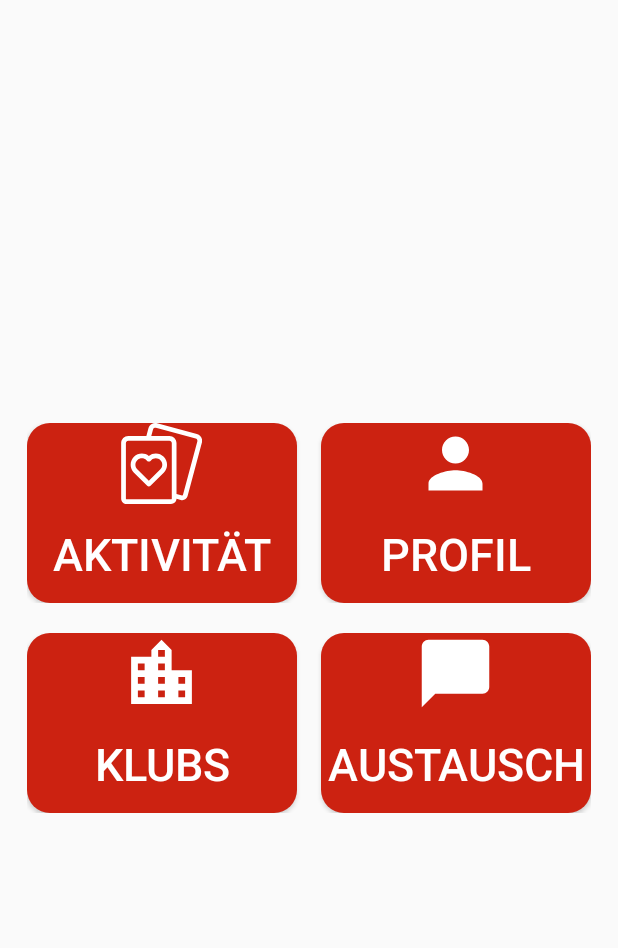
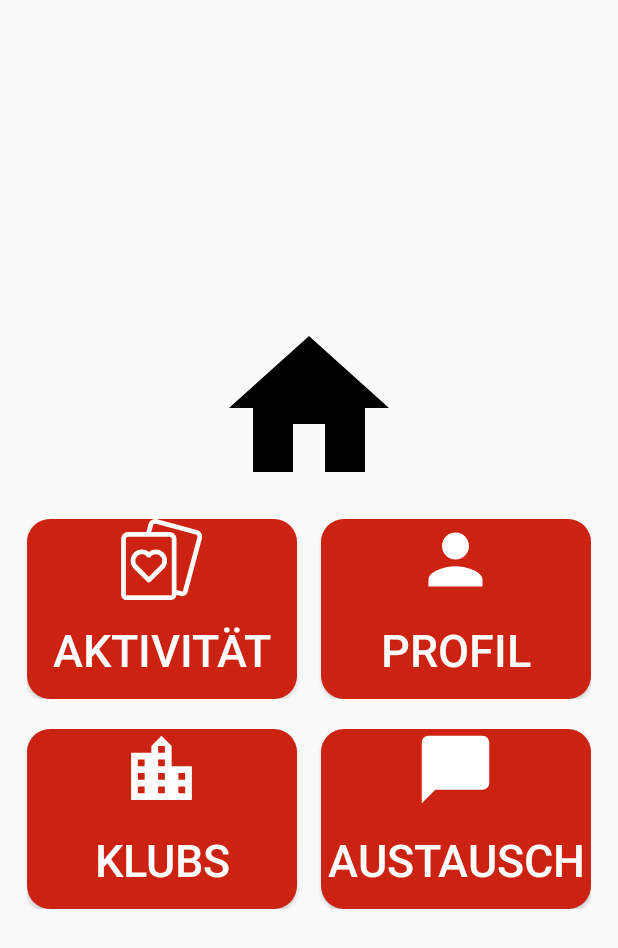
Before and after one commit to dfilipovic-tgm/UI_SeniorenApp, an Android app: the Homescreen screen opened directly, with no data from a screen before it, on a phone screen of 412 x 824 dp. Shown: the top 948 px of the screen. Run offline under Robolectric (Android 15) with nearby library versions, the phone set to English and light mode, and no system bars.

Commit message:
Für 26.02.2020 fertig

```diff
--- a/app/src/main/java/com/example/ui_seniorenapp/MainActivity.java
+++ b/app/src/main/java/com/example/ui_seniorenapp/MainActivity.java
@@ -9,6 +9,6 @@
     @Override
     protected void onCreate(Bundle savedInstanceState) {
         super.onCreate(savedInstanceState);
-        setContentView(R.layout.activity_aktivitaet);
+        setContentView(R.layout.activity_homescreen);
     }
 }
--- a/app/src/main/res/layout/activity_homescreen.xml
+++ b/app/src/main/res/layout/activity_homescreen.xml
@@ -18,7 +18,20 @@
         app:layout_constraintStart_toStartOf="parent"
         app:layout_constraintTop_toTopOf="parent">
 
+        <ImageView
+            android:id="@+id/imageView"
+            android:layout_width="128dp"
+            android:layout_height="128dp"
+            android:layout_marginBottom="0dp"
+            app:layout_constraintBottom_toTopOf="@+id/linearLayout"
+            app:layout_constraintEnd_toEndOf="parent"
+            app:layout_constraintStart_toStartOf="parent"
+            app:layout_constraintTop_toTopOf="parent"
+            app:layout_constraintVertical_bias="0.0"
+            app:srcCompat="@drawable/ic_home_black_24dp" />
+
         <LinearLayout
+            android:id="@+id/linearLayout"
             android:layout_width="match_parent"
             android:layout_height="120dp"
             android:layout_margin="10dp"
@@ -31,9 +44,9 @@
                 android:layout_marginRight="8dp"
                 android:layout_weight="1"
                 android:background="@drawable/aktivitaet_background"
-                android:text="Aktivität"
                 android:drawableTop="@drawable/ic_casino"
                 android:maxHeight="150dp"
+                android:text="Aktivität"
                 android:textColor="@android:color/white"
                 android:textSize="30sp" />
 
@@ -44,8 +57,8 @@
                 android:layout_marginLeft="8dp"
                 android:layout_weight="1"
                 android:background="@drawable/aktivitaet_background"
+                android:drawableTop="@drawable/ic_person_white"
                 android:text="Profil"
-                android:drawableTop="@drawable/ic_person_white"
                 android:textColor="@android:color/white"
                 android:textSize="30sp" />
         </LinearLayout>
```
